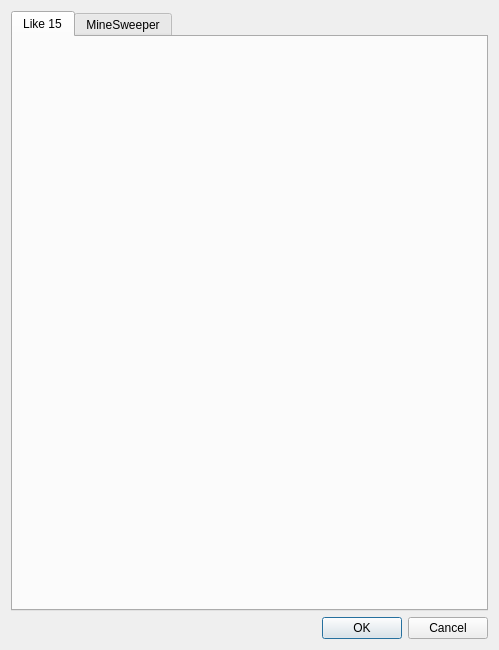
Above: DialogGameStart.ui from Takashi-Inoue/EzPuzzles before the change. Below: the same form after it.
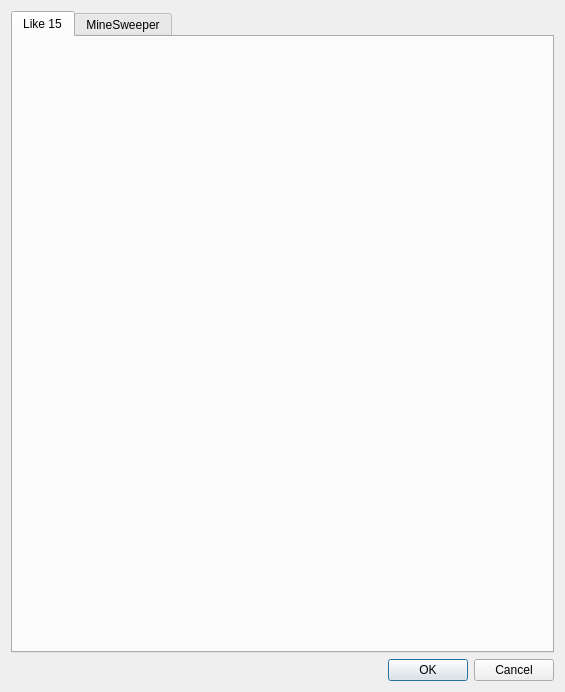
That is the form after the change.

```diff
--- a/DialogGameStart.ui
+++ b/DialogGameStart.ui
@@ -6,8 +6,8 @@
    <rect>
     <x>0</x>
     <y>0</y>
-    <width>499</width>
-    <height>650</height>
+    <width>565</width>
+    <height>692</height>
    </rect>
   </property>
   <property name="windowTitle">
```
